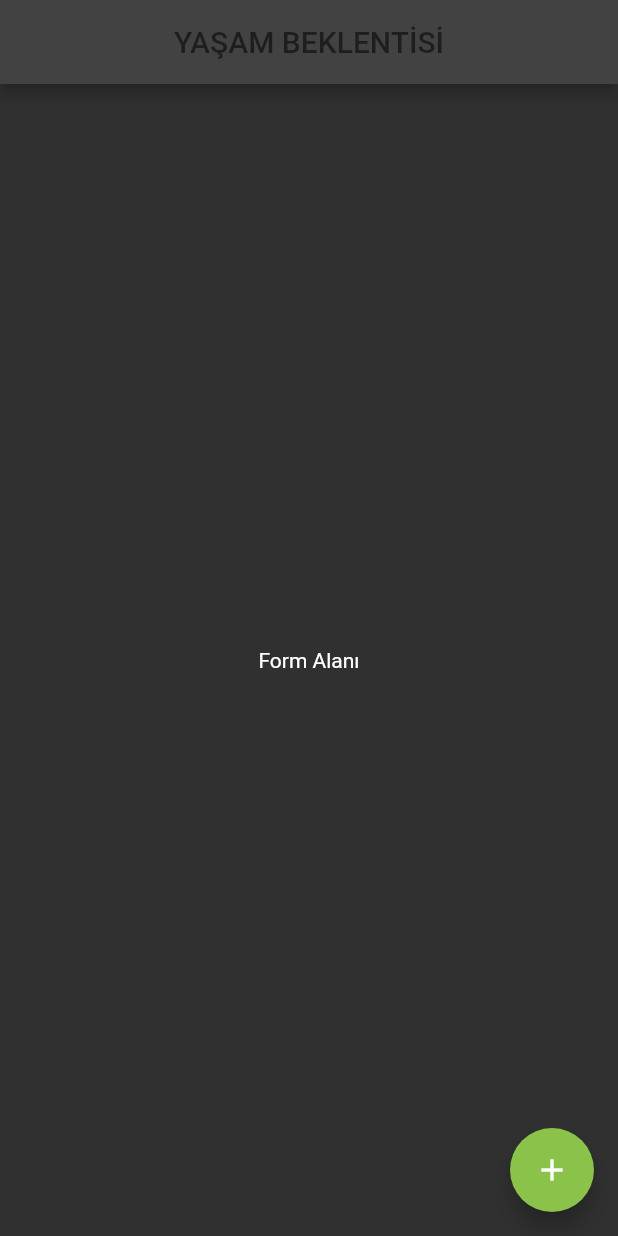
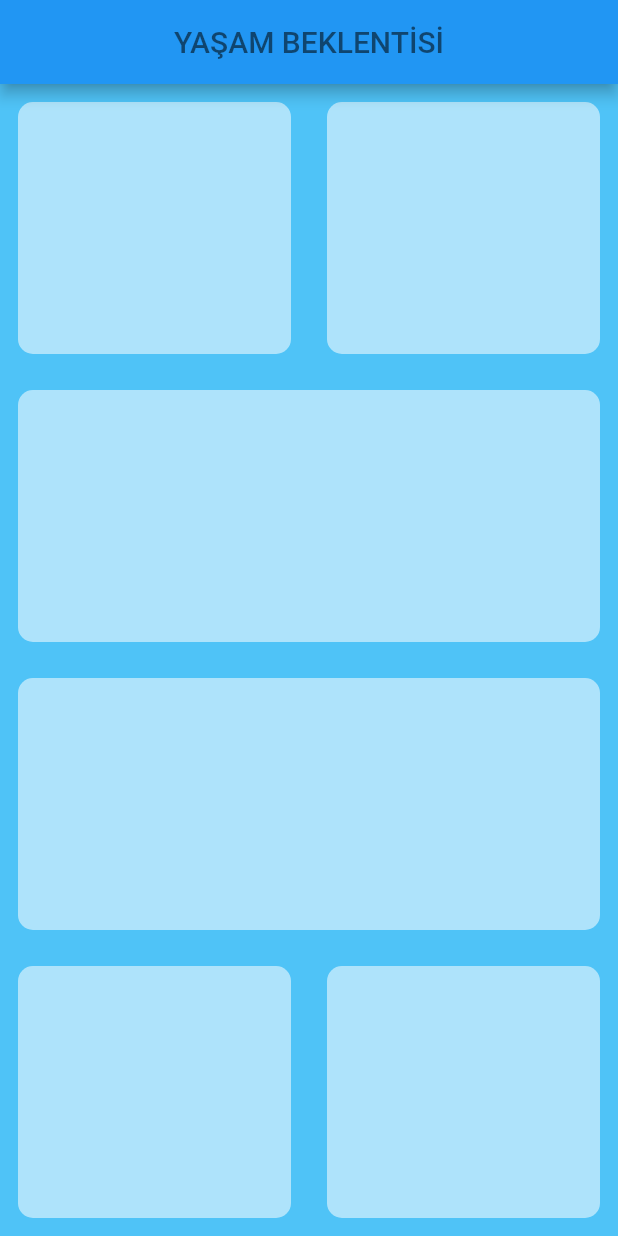
Before and after one commit to salihyildirim/lifeExpectancy, a Flutter app: the screen it shows after launch, on a phone screen of 412 x 824 dp. Run offline on Flutter 3.47's test engine with Material 2 defaults, Android fonts, the phone set to English and light mode, and no system bars.

Commit message:
input page added

```diff
--- /dev/null
+++ b/lib/input_page.dart
@@ -0,0 +1,71 @@
+import 'package:flutter/material.dart';
+
+class InputPage extends StatefulWidget {
+  @override
+  _InputPageState createState() => _InputPageState();
+}
+
+class _InputPageState extends State<InputPage> {
+  @override
+  Widget build(BuildContext context) {
+    return Scaffold(
+      appBar: AppBar(
+        title: Text(
+          'YAŞAM BEKLENTİSİ',
+          style: TextStyle(color: Colors.black54),
+        ),
+        centerTitle: true,
+      ),
+      body: Column(children: [
+        Expanded(
+          child: Row(
+            children: [
+              Expanded(
+                child: MyContainer(),
+              ),
+              Expanded(
+                child: MyContainer(),
+              ),
+            ],
+          ),
+        ),
+        Expanded(
+          child: MyContainer(),
+        ),
+        Expanded(
+          child: MyContainer(),
+        ),
+        Expanded(
+          child: Row(
+            children: [
+              Expanded(
+                child: MyContainer(),
+              ),
+              Expanded(
+                child: MyContainer(),
+              ),
+            ],
+          ),
+        ),
+      ]),
+    );
+  }
+}
+
+class MyContainer extends StatelessWidget {
+  final Color renk;
+  var child;
+  MyContainer({this.renk = Colors.white54, this.child /*required this.renk*/});
+
+  @override
+  Widget build(BuildContext context) {
+    return Container(
+      child: child,
+      margin: EdgeInsets.all(12.0),
+      decoration: BoxDecoration(
+        borderRadius: BorderRadius.circular(10.0),
+        color: renk,
+      ),
+    );
+  }
+}
--- a/lib/main.dart
+++ b/lib/main.dart
@@ -1,4 +1,6 @@
 import 'package:flutter/material.dart';
+
+import 'input_page.dart';
 
 void main() {
   runApp(MyApp());
@@ -8,45 +10,10 @@ class MyApp extends StatelessWidget {
   @override
   Widget build(BuildContext context) {
     return MaterialApp(
-      theme: ThemeData.dark().copyWith(
-        primaryColor: Colors.lightGreen,
-        // primarySwatch: Colors.orange,
-        brightness: Brightness.dark,
-        //scaffoldBackgroundColor: Colors.lightBlueAccent
-      ),
+      theme: ThemeData(
+          scaffoldBackgroundColor: Colors.lightBlue[300],
+          primaryColor: Colors.lightBlue[300]),
       home: InputPage(),
     );
   }
 }
-
-class InputPage extends StatefulWidget {
-  @override
-  _InputPageState createState() => _InputPageState();
-}
-
-class _InputPageState extends State<InputPage> {
-  @override
-  Widget build(BuildContext context) {
-    return Scaffold(
-      appBar: AppBar(
-        title: Text(
-          'YAŞAM BEKLENTİSİ',
-          style: TextStyle(color: Colors.black54),
-        ),
-        centerTitle: true,
-      ),
-      body: Center(
-        child: Text('Form Alanı'),
-      ),
-      floatingActionButton: Theme(
-        data: ThemeData(
-            colorScheme: ColorScheme.fromSwatch()
-                .copyWith(secondary: Theme.of(context).primaryColor)),
-        child: FloatingActionButton(
-          onPressed: () {},
-          child: Icon(Icons.add),
-        ),
-      ),
-    );
-  }
-}
```
